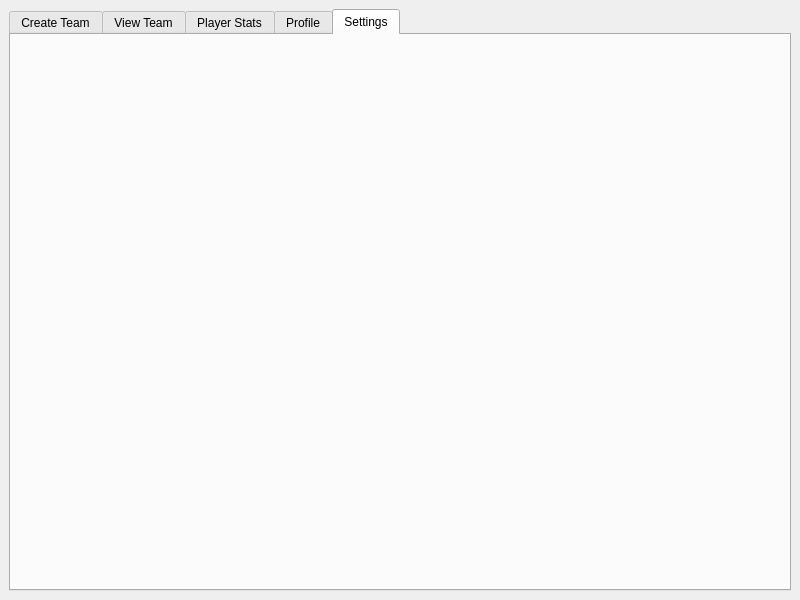
Qt form client/ui_xml/another_window_widget.ui (shubhpatel18/cs440) before a commit.
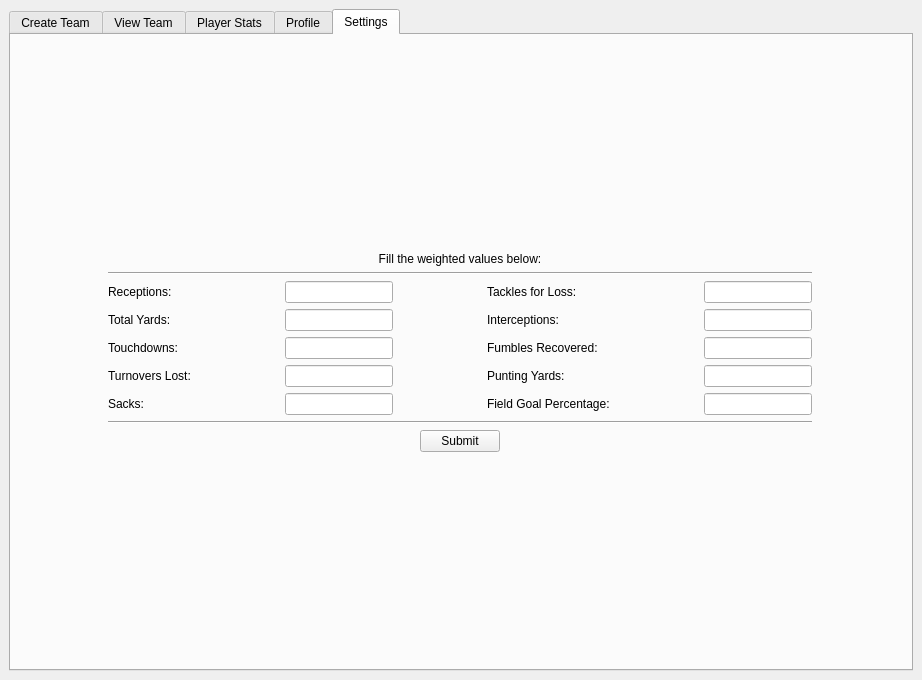
The same form after that commit.

Commit message: Added GUI for settings page

Diff of the .ui file:
```diff
--- a/client/ui_xml/another_window_widget.ui
+++ b/client/ui_xml/another_window_widget.ui
@@ -6,8 +6,8 @@
    <rect>
     <x>0</x>
     <y>0</y>
-    <width>800</width>
-    <height>600</height>
+    <width>922</width>
+    <height>680</height>
    </rect>
   </property>
   <property name="windowTitle">
@@ -57,6 +57,243 @@
        <attribute name="title">
         <string>Settings</string>
        </attribute>
+       <layout class="QVBoxLayout" name="verticalLayout_2">
+        <item>
+         <layout class="QGridLayout" name="gridLayout">
+          <item row="6" column="0">
+           <widget class="QLabel" name="sacks_label">
+            <property name="text">
+             <string>Sacks:</string>
+            </property>
+           </widget>
+          </item>
+          <item row="4" column="1">
+           <widget class="QLineEdit" name="touchdowns_edit">
+            <property name="sizePolicy">
+             <sizepolicy hsizetype="Fixed" vsizetype="Fixed">
+              <horstretch>0</horstretch>
+              <verstretch>0</verstretch>
+             </sizepolicy>
+            </property>
+           </widget>
+          </item>
+          <item row="4" column="2">
+           <widget class="QLabel" name="fumbles_label">
+            <property name="text">
+             <string>Fumbles Recovered:</string>
+            </property>
+           </widget>
+          </item>
+          <item row="2" column="3">
+           <widget class="QLineEdit" name="tlf_edit">
+            <property name="sizePolicy">
+             <sizepolicy hsizetype="Fixed" vsizetype="Fixed">
+              <horstretch>0</horstretch>
+              <verstretch>0</verstretch>
+             </sizepolicy>
+            </property>
+            <property name="clearButtonEnabled">
+             <bool>false</bool>
+            </property>
+           </widget>
+          </item>
+          <item row="2" column="1">
+           <widget class="QLineEdit" name="receptions_edit">
+            <property name="sizePolicy">
+             <sizepolicy hsizetype="Fixed" vsizetype="Fixed">
+              <horstretch>0</horstretch>
+              <verstretch>0</verstretch>
+             </sizepolicy>
+            </property>
+           </widget>
+          </item>
+          <item row="6" column="3">
+           <widget class="QLineEdit" name="fg_percentage_edit">
+            <property name="sizePolicy">
+             <sizepolicy hsizetype="Fixed" vsizetype="Fixed">
+              <horstretch>0</horstretch>
+              <verstretch>0</verstretch>
+             </sizepolicy>
+            </property>
+           </widget>
+          </item>
+          <item row="5" column="2">
+           <widget class="QLabel" name="punting_label">
+            <property name="text">
+             <string>Punting Yards:</string>
+            </property>
+           </widget>
+          </item>
+          <item row="3" column="3">
+           <widget class="QLineEdit" name="interceptions_edit">
+            <property name="sizePolicy">
+             <sizepolicy hsizetype="Fixed" vsizetype="Fixed">
+              <horstretch>0</horstretch>
+              <verstretch>0</verstretch>
+             </sizepolicy>
+            </property>
+           </widget>
+          </item>
+          <item row="8" column="0" colspan="4" alignment="Qt::AlignHCenter">
+           <widget class="QPushButton" name="submit_button">
+            <property name="sizePolicy">
+             <sizepolicy hsizetype="Fixed" vsizetype="Fixed">
+              <horstretch>0</horstretch>
+              <verstretch>0</verstretch>
+             </sizepolicy>
+            </property>
+            <property name="text">
+             <string>Submit</string>
+            </property>
+           </widget>
+          </item>
+          <item row="5" column="1">
+           <widget class="QLineEdit" name="turnovers_edit">
+            <property name="sizePolicy">
+             <sizepolicy hsizetype="Fixed" vsizetype="Fixed">
+              <horstretch>0</horstretch>
+              <verstretch>0</verstretch>
+             </sizepolicy>
+            </property>
+           </widget>
+          </item>
+          <item row="6" column="1">
+           <widget class="QLineEdit" name="sacks_edit">
+            <property name="sizePolicy">
+             <sizepolicy hsizetype="Fixed" vsizetype="Fixed">
+              <horstretch>0</horstretch>
+              <verstretch>0</verstretch>
+             </sizepolicy>
+            </property>
+           </widget>
+          </item>
+          <item row="5" column="3">
+           <widget class="QLineEdit" name="punting_edit">
+            <property name="sizePolicy">
+             <sizepolicy hsizetype="Fixed" vsizetype="Fixed">
+              <horstretch>0</horstretch>
+              <verstretch>0</verstretch>
+             </sizepolicy>
+            </property>
+           </widget>
+          </item>
+          <item row="3" column="0">
+           <widget class="QLabel" name="yards_label">
+            <property name="text">
+             <string>Total Yards:</string>
+            </property>
+           </widget>
+          </item>
+          <item row="6" column="2">
+           <widget class="QLabel" name="fg_percentage_label">
+            <property name="sizePolicy">
+             <sizepolicy hsizetype="Fixed" vsizetype="Preferred">
+              <horstretch>0</horstretch>
+              <verstretch>0</verstretch>
+             </sizepolicy>
+            </property>
+            <property name="text">
+             <string>Field Goal Percentage:</string>
+            </property>
+           </widget>
+          </item>
+          <item row="5" column="0">
+           <widget class="QLabel" name="turnovers_label">
+            <property name="text">
+             <string>Turnovers Lost:</string>
+            </property>
+           </widget>
+          </item>
+          <item row="2" column="2">
+           <widget class="QLabel" name="tlf_label">
+            <property name="text">
+             <string>Tackles for Loss:</string>
+            </property>
+           </widget>
+          </item>
+          <item row="4" column="3">
+           <widget class="QLineEdit" name="fumbles_edit">
+            <property name="sizePolicy">
+             <sizepolicy hsizetype="Fixed" vsizetype="Fixed">
+              <horstretch>0</horstretch>
+              <verstretch>0</verstretch>
+             </sizepolicy>
+            </property>
+           </widget>
+          </item>
+          <item row="4" column="0">
+           <widget class="QLabel" name="touchdowns_label">
+            <property name="text">
+             <string>Touchdowns:</string>
+            </property>
+           </widget>
+          </item>
+          <item row="3" column="2">
+           <widget class="QLabel" name="interceptions_label">
+            <property name="text">
+             <string>Interceptions:</string>
+            </property>
+           </widget>
+          </item>
+          <item row="2" column="0">
+           <widget class="QLabel" name="receptions_label">
+            <property name="sizePolicy">
+             <sizepolicy hsizetype="Fixed" vsizetype="Preferred">
+              <horstretch>0</horstretch>
+              <verstretch>0</verstretch>
+             </sizepolicy>
+            </property>
+            <property name="text">
+             <string>Receptions:</string>
+            </property>
+           </widget>
+          </item>
+          <item row="0" column="0" colspan="4">
+           <widget class="QLabel" name="title_label">
+            <property name="sizePolicy">
+             <sizepolicy hsizetype="Preferred" vsizetype="Fixed">
+              <horstretch>0</horstretch>
+              <verstretch>0</verstretch>
+             </sizepolicy>
+            </property>
+            <property name="styleSheet">
+             <string notr="true">font: 26pt &quot;Ubuntu&quot;;</string>
+            </property>
+            <property name="text">
+             <string>Fill the weighted values below:</string>
+            </property>
+            <property name="alignment">
+             <set>Qt::AlignCenter</set>
+            </property>
+           </widget>
+          </item>
+          <item row="3" column="1">
+           <widget class="QLineEdit" name="yards_edit">
+            <property name="sizePolicy">
+             <sizepolicy hsizetype="Fixed" vsizetype="Fixed">
+              <horstretch>0</horstretch>
+              <verstretch>0</verstretch>
+             </sizepolicy>
+            </property>
+           </widget>
+          </item>
+          <item row="7" column="0" colspan="4">
+           <widget class="Line" name="line_2">
+            <property name="orientation">
+             <enum>Qt::Horizontal</enum>
+            </property>
+           </widget>
+          </item>
+          <item row="1" column="0" colspan="4">
+           <widget class="Line" name="line">
+            <property name="orientation">
+             <enum>Qt::Horizontal</enum>
+            </property>
+           </widget>
+          </item>
+         </layout>
+        </item>
+       </layout>
       </widget>
      </widget>
     </item>
```
The commit also changes 1 other file.
